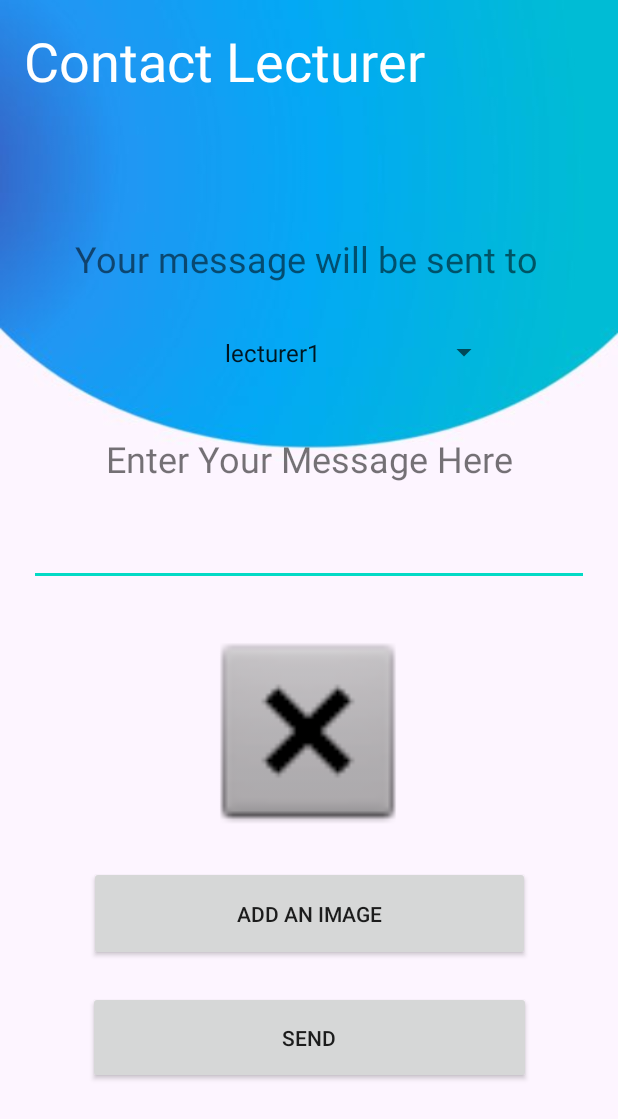
After one commit to drex7001/MAD_app, an Android app: the Contact_Lecturer_Interface_Raz screen opened directly, with no data from a screen before it, on a phone screen of 412 x 824 dp. The commit adds this screen. Shown: the top 1119 px of the screen. Run offline under Robolectric (Android 15) with nearby library versions, the phone set to English and light mode, and no system bars.

Commit message:
Contact Lecturer interface commit

```diff
--- a/app/src/main/AndroidManifest.xml
+++ b/app/src/main/AndroidManifest.xml
@@ -1,6 +1,6 @@
 <?xml version="1.0" encoding="utf-8"?>
 <manifest xmlns:android="http://schemas.android.com/apk/res/android"
-    package="com.drex.dashboard">
+    package="com.drex.dashboard" >
 
     <application
         android:allowBackup="true"
@@ -8,36 +8,50 @@
         android:label="@string/app_name"
         android:roundIcon="@mipmap/ic_launcher_round"
         android:supportsRtl="true"
-        android:theme="@style/AppTheme">
-        <activity android:name=".notifications">
+        android:theme="@style/AppTheme" >
+        <activity android:name=".Contact_Lecturer_Interface_Raz" >
             <intent-filter>
                 <action android:name="com.company.package.FOO" />
 
                 <category android:name="android.intent.category.DEFAULT" />
             </intent-filter>
         </activity>
-        <activity android:name=".myquizzes">
+        <activity android:name=".Quiz_End_Interface_Raz" >
             <intent-filter>
                 <action android:name="com.company.package.FOO" />
 
                 <category android:name="android.intent.category.DEFAULT" />
             </intent-filter>
         </activity>
-        <activity android:name=".teacherview">
+        <activity android:name=".notifications" >
             <intent-filter>
                 <action android:name="com.company.package.FOO" />
 
                 <category android:name="android.intent.category.DEFAULT" />
             </intent-filter>
         </activity>
-        <activity android:name=".new_quiz">
+        <activity android:name=".myquizzes" >
             <intent-filter>
                 <action android:name="com.company.package.FOO" />
 
                 <category android:name="android.intent.category.DEFAULT" />
             </intent-filter>
         </activity>
-        <activity android:name=".Quiz_type">
+        <activity android:name=".teacherview" >
+            <intent-filter>
+                <action android:name="com.company.package.FOO" />
+
+                <category android:name="android.intent.category.DEFAULT" />
+            </intent-filter>
+        </activity>
+        <activity android:name=".new_quiz" >
+            <intent-filter>
+                <action android:name="com.company.package.FOO" />
+
+                <category android:name="android.intent.category.DEFAULT" />
+            </intent-filter>
+        </activity>
+        <activity android:name=".Quiz_type" >
             <intent-filter>
                 <action android:name="com.company.package.FOO" />
 
@@ -47,14 +61,14 @@
         <activity
             android:name=".Quiz_drex"
             android:label="@string/title_activity_quiz_drex"
-            android:theme="@style/AppTheme.NoActionBar">
+            android:theme="@style/AppTheme.NoActionBar" >
             <intent-filter>
                 <action android:name="com.company.package.FOO" />
 
                 <category android:name="android.intent.category.DEFAULT" />
             </intent-filter>
         </activity>
-        <activity android:name=".MainActivity">
+        <activity android:name=".MainActivity" >
             <intent-filter>
                 <action android:name="android.intent.action.MAIN" />
 
--- /dev/null
+++ b/app/src/main/java/com/drex/dashboard/Contact_Lecturer_Interface_Raz.java
@@ -0,0 +1,32 @@
+package com.drex.dashboard;
+
+import androidx.appcompat.app.AppCompatActivity;
+import android.os.Bundle;
+import android.widget.TextView;
+
+public class Contact_Lecturer_Interface_Raz extends AppCompatActivity {
+
+    @Override
+    protected void onCreate(Bundle savedInstanceState) {
+        super.onCreate(savedInstanceState);
+        setContentView(R.layout.activity_contact__lecturer__interface__raz);
+
+        TextView Contact_Lecturer_Header = findViewById(R.id.Contact_Lecturer_HeaderTV);
+        Contact_Lecturer_Header.setText(R.string.Contact_Lecturer_Header);
+
+        TextView Contact_Lecturer_msg1 = findViewById(R.id.Contact_Lecturer_msg1TV);
+        Contact_Lecturer_msg1.setText(R.string.Contact_Lecturer_msg1);
+
+        TextView Contact_Lecturer_message_prompt = findViewById(R.id.message_promptTV);
+        Contact_Lecturer_message_prompt.setText(R.string.message_prompt);
+
+        TextView Contact_Lecturer_btn1 = findViewById(R.id.Contact_Lecturer_btn1TV);
+        Contact_Lecturer_btn1.setText(R.string.Contact_Lecturer_btn1);
+
+        TextView  Contact_Lecturer_btn2 = findViewById(R.id.Contact_Lecturer_btn2TV);
+        Contact_Lecturer_btn2.setText(R.string.Contact_Lecturer_btn2);
+
+    }
+
+
+}
--- /dev/null
+++ b/app/src/main/res/layout/activity_contact__lecturer__interface__raz.xml
@@ -0,0 +1,108 @@
+<?xml version="1.0" encoding="utf-8"?>
+<androidx.constraintlayout.widget.ConstraintLayout xmlns:android="http://schemas.android.com/apk/res/android"
+    xmlns:app="http://schemas.android.com/apk/res-auto"
+    xmlns:tools="http://schemas.android.com/tools"
+    android:layout_width="match_parent"
+    android:layout_height="match_parent"
+    android:background="@drawable/bg"
+    tools:context=".Contact_Lecturer_Interface_Raz">
+
+    <TextView
+        android:id="@+id/Contact_Lecturer_HeaderTV"
+        android:layout_width="286dp"
+        android:layout_height="126dp"
+        android:layout_marginStart="16dp"
+        android:elevation="10dp"
+        android:text="TextView"
+        android:textColor="#FFFFFF"
+        android:textSize="36sp"
+        app:layout_constraintBottom_toBottomOf="parent"
+        app:layout_constraintStart_toStartOf="parent"
+        app:layout_constraintTop_toTopOf="parent"
+        app:layout_constraintVertical_bias="0.023" />
+
+    <Spinner
+        android:id="@+id/spinner1"
+        android:layout_width="256dp"
+        android:layout_height="21dp"
+        android:layout_marginTop="224dp"
+        android:entries="@array/lecturer_arrays"
+        android:prompt="@string/lecturer_prompt"
+        android:textAlignment="center"
+        app:layout_constraintEnd_toEndOf="parent"
+        app:layout_constraintHorizontal_bias="0.496"
+        app:layout_constraintStart_toStartOf="parent"
+        app:layout_constraintTop_toTopOf="parent" />
+
+    <TextView
+        android:id="@+id/Contact_Lecturer_msg1TV"
+        android:layout_width="339dp"
+        android:layout_height="50dp"
+        android:layout_marginStart="34dp"
+        android:layout_marginTop="156dp"
+        android:layout_marginEnd="38dp"
+        android:text="TextView"
+        android:textAlignment="center"
+        android:textSize="24sp"
+        app:layout_constraintEnd_toEndOf="parent"
+        app:layout_constraintHorizontal_bias="1.0"
+        app:layout_constraintStart_toStartOf="parent"
+        app:layout_constraintTop_toTopOf="parent" />
+
+    <TextView
+        android:id="@+id/message_promptTV"
+        android:layout_width="287dp"
+        android:layout_height="33dp"
+        android:layout_marginTop="44dp"
+        android:text="TextView"
+        android:textAlignment="center"
+        android:textSize="24sp"
+        app:layout_constraintEnd_toEndOf="parent"
+        app:layout_constraintStart_toStartOf="parent"
+        app:layout_constraintTop_toBottomOf="@+id/spinner1" />
+
+    <EditText
+        android:id="@+id/editTextTextMultiLine2"
+        android:layout_width="373dp"
+        android:layout_height="36dp"
+        android:layout_marginTop="32dp"
+        android:ems="10"
+        android:gravity="start|top"
+        android:inputType="textMultiLine"
+        app:layout_constraintEnd_toEndOf="parent"
+        app:layout_constraintStart_toStartOf="parent"
+        app:layout_constraintTop_toBottomOf="@+id/message_promptTV" />
+
+    <ImageView
+        android:id="@+id/imageView2"
+        android:layout_width="184dp"
+        android:layout_height="145dp"
+        android:layout_marginTop="24dp"
+        app:layout_constraintEnd_toEndOf="parent"
+        app:layout_constraintHorizontal_bias="0.497"
+        app:layout_constraintStart_toStartOf="parent"
+        app:layout_constraintTop_toBottomOf="@+id/editTextTextMultiLine2"
+        app:srcCompat="@android:drawable/btn_dialog" />
+
+    <Button
+        android:id="@+id/Contact_Lecturer_btn1TV"
+        android:layout_width="294dp"
+        android:layout_height="63dp"
+        android:layout_marginTop="17dp"
+        android:text="Button"
+        app:layout_constraintEnd_toEndOf="parent"
+        app:layout_constraintHorizontal_bias="0.504"
+        app:layout_constraintStart_toStartOf="parent"
+        app:layout_constraintTop_toBottomOf="@+id/imageView2" />
+
+    <Button
+        android:id="@+id/Contact_Lecturer_btn2TV"
+        android:layout_width="295dp"
+        android:layout_height="62dp"
+        android:layout_marginTop="20dp"
+        android:text="Button"
+        app:layout_constraintEnd_toEndOf="parent"
+        app:layout_constraintStart_toStartOf="parent"
+        app:layout_constraintTop_toBottomOf="@+id/Contact_Lecturer_btn1TV" />
+
+</androidx.constraintlayout.widget.ConstraintLayout>
--- a/app/src/main/res/values/strings.xml
+++ b/app/src/main/res/values/strings.xml
@@ -49,6 +49,7 @@
 
 
     //string resources for Rasitha
+        //string resources for quiz end interface raz
         <string name="end_quiz">Quiz Ended</string>
         <string name="you_got">You Got:</string>
         <string name="percentage_correct"> 80% </string>
@@ -56,6 +57,29 @@
         <string name="correct_ans"> correct </string>
         <string name="contact_lecturer"> contact Lecturer </string>
         <string name="home_button"> Home </string>
+
+        //string resources for contact lecturer interface raz
+        <string name="Contact_Lecturer_Header"> Contact Lecturer </string>
+        <string name="Contact_Lecturer_msg1"> Your message will be sent to </string>
+        <string name="lecturer_prompt">Choose a lecturer</string>
+
+        <string-array name="lecturer_arrays">
+            <item>lecturer1</item>
+            <item>lecturer2</item>
+            <item>lecturer3</item>
+            <item>lecturer4</item>
+            <item>lecturer5</item>
+            <item>lecturer6</item>
+            <item>lecturer7</item>
+            <item>lecturer8</item>
+        </string-array>
+        <string name="message_prompt"> Enter Your Message Here </string>
+        <string name="Contact_Lecturer_btn1"> Add an Image </string>
+        <string name="Contact_Lecturer_btn2"> Send </string>
+
+    message_promptTV
+
+
 
     //String resources for myquizzes
     <string name="pubq">Published Quizzes</string>
```
Lines whose indentation alone changed are shown as unchanged.
